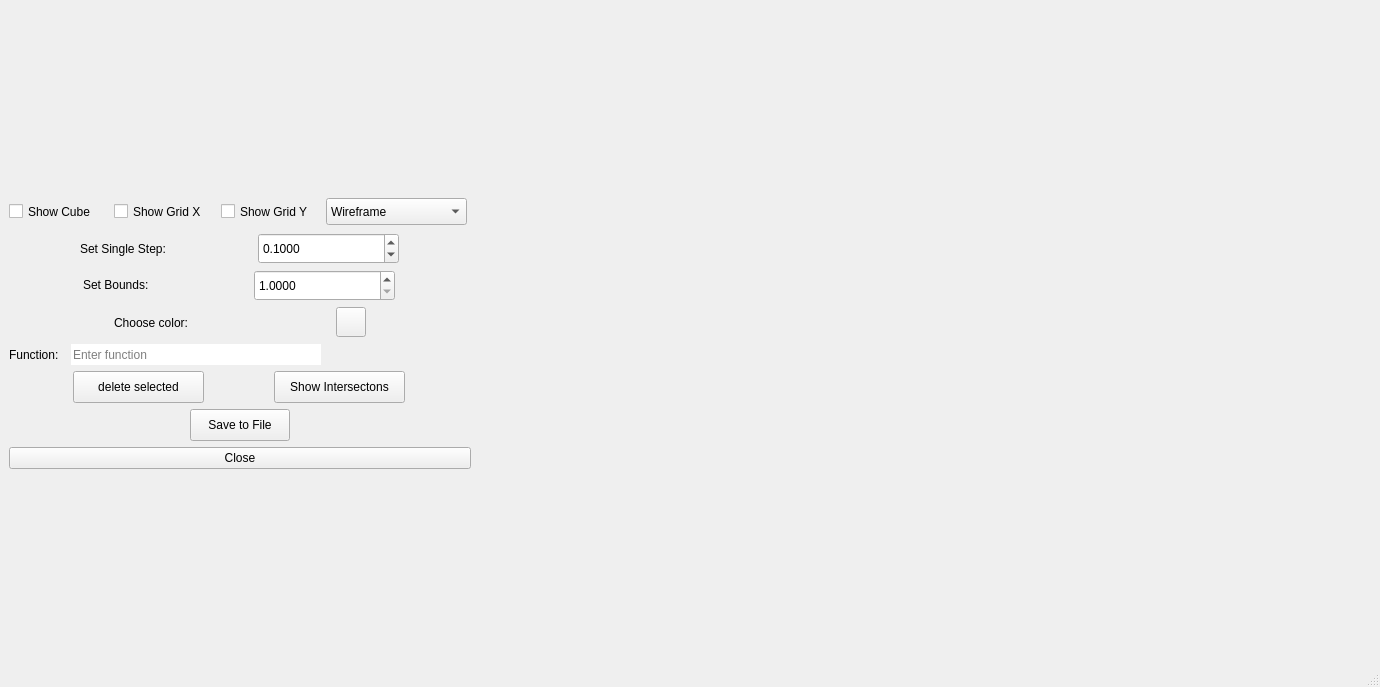
Above: mainwindow.ui from daniil-5/3D-plot-builder before the change. Below: the same form after it.
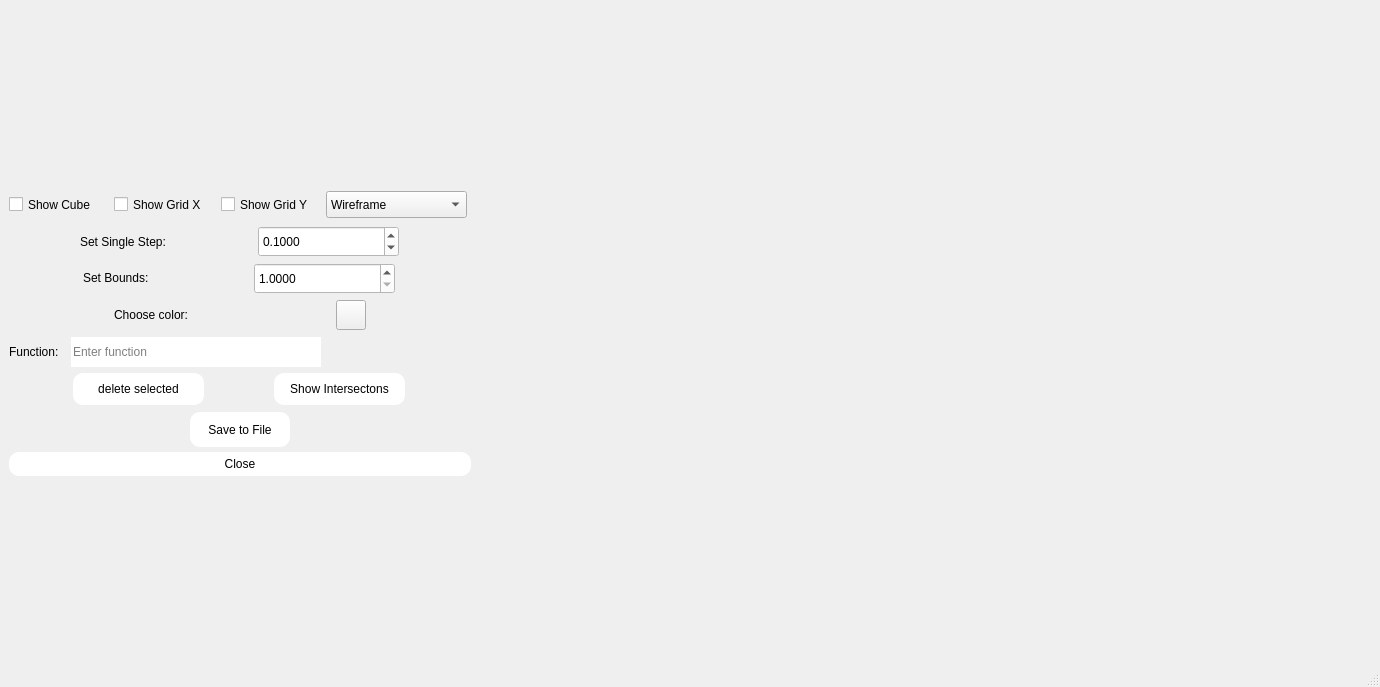
That is the form after the change.

```diff
--- a/mainwindow.ui
+++ b/mainwindow.ui
@@ -63,6 +63,9 @@
               <height>31</height>
              </size>
             </property>
+            <property name="styleSheet">
+             <string notr="true">selection-color: rgb(0, 249, 0);</string>
+            </property>
             <property name="text">
              <string>Show Grid X</string>
             </property>
@@ -82,6 +85,9 @@
               <height>31</height>
              </size>
             </property>
+            <property name="styleSheet">
+             <string notr="true">selection-background-color: rgb(0, 249, 0);</string>
+            </property>
             <property name="text">
              <string>Show Grid Y</string>
             </property>
@@ -158,6 +164,10 @@
               <height>31</height>
              </size>
             </property>
+            <property name="styleSheet">
+             <string notr="true">background-color: rgb(255, 255, 255);
+color: rgb(0, 0, 0);</string>
+            </property>
             <property name="decimals">
              <number>4</number>
             </property>
@@ -212,6 +222,10 @@
               <height>31</height>
              </size>
             </property>
+            <property name="styleSheet">
+             <string notr="true">background-color: rgb(255, 255, 255);
+color: rgb(0, 0, 0);</string>
+            </property>
             <property name="decimals">
              <number>4</number>
             </property>
@@ -253,6 +267,9 @@
             <property name="text">
              <string>Choose color:</string>
             </property>
+            <property name="textFormat">
+             <enum>Qt::RichText</enum>
+            </property>
            </widget>
           </item>
           <item>
@@ -311,7 +328,7 @@
             <property name="minimumSize">
              <size>
               <width>169</width>
-              <height>21</height>
+              <height>30</height>
              </size>
             </property>
             <property name="maximumSize">
@@ -362,6 +379,13 @@
               <height>32</height>
              </size>
             </property>
+            <property name="styleSheet">
+             <string notr="true">background-color: rgb(255, 255, 255);
+font: 14pt &quot;Monserat&quot;;
+color: rgb(0, 0, 0);
+border-radius: 10px;
+padding: 5px;</string>
+            </property>
             <property name="text">
              <string>delete selected</string>
             </property>
@@ -381,6 +405,13 @@
               <height>32</height>
              </size>
             </property>
+            <property name="styleSheet">
+             <string notr="true">background-color: rgb(255, 255, 255);
+font: 14pt &quot;Monserat&quot;;
+color: rgb(0, 0, 0);
+border-radius: 10px;
+padding: 5px;</string>
+            </property>
             <property name="text">
              <string>Show Intersectons</string>
             </property>
@@ -398,7 +429,7 @@
             <property name="minimumSize">
              <size>
               <width>100</width>
-              <height>32</height>
+              <height>35</height>
              </size>
             </property>
             <property name="maximumSize">
@@ -407,6 +438,12 @@
               <height>32</height>
              </size>
             </property>
+            <property name="styleSheet">
+             <string notr="true">color: rgb(0, 0, 0);
+background-color: rgb(255, 255, 255);
+border-radius: 10px;
+padding: 6px;</string>
+            </property>
             <property name="text">
              <string>Save to File</string>
             </property>
@@ -419,6 +456,12 @@
         </item>
         <item>
          <widget class="QPushButton" name="pushButton">
+          <property name="styleSheet">
+           <string notr="true">color: rgb(0, 0, 0);
+background-color: rgb(255, 255, 255);
+border-radius: 10px;
+padding: 5px;</string>
+          </property>
           <property name="text">
            <string>Close</string>
           </property>
```
Left out of the diff: 3 changed lines with no effect on the pictures.
